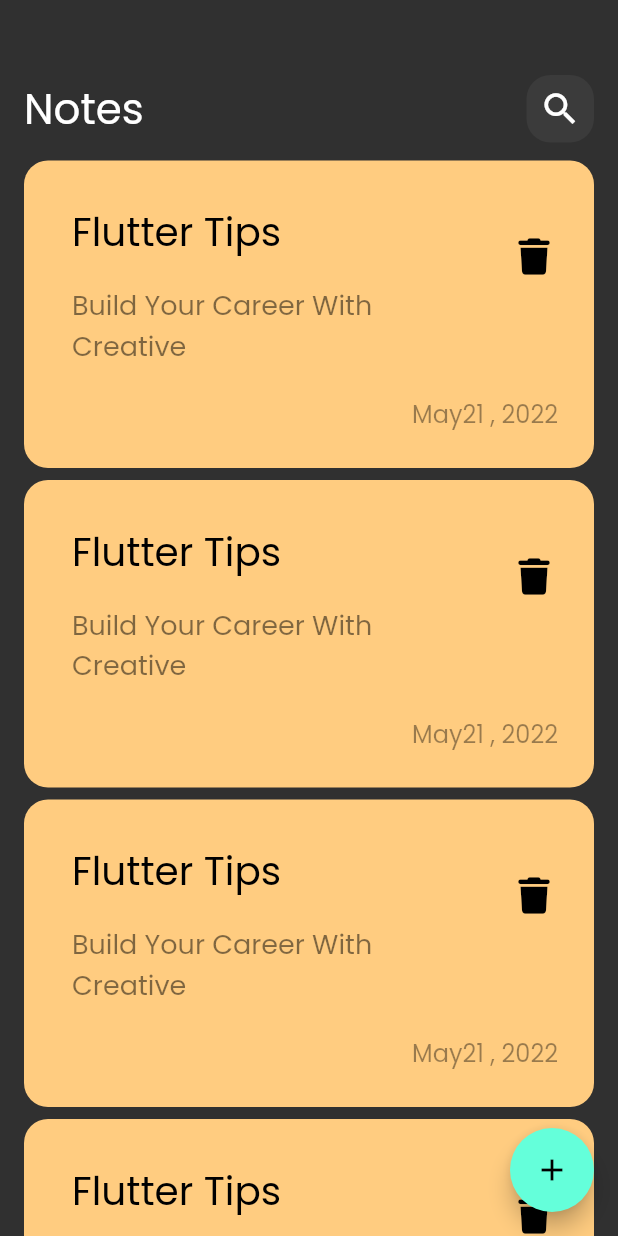
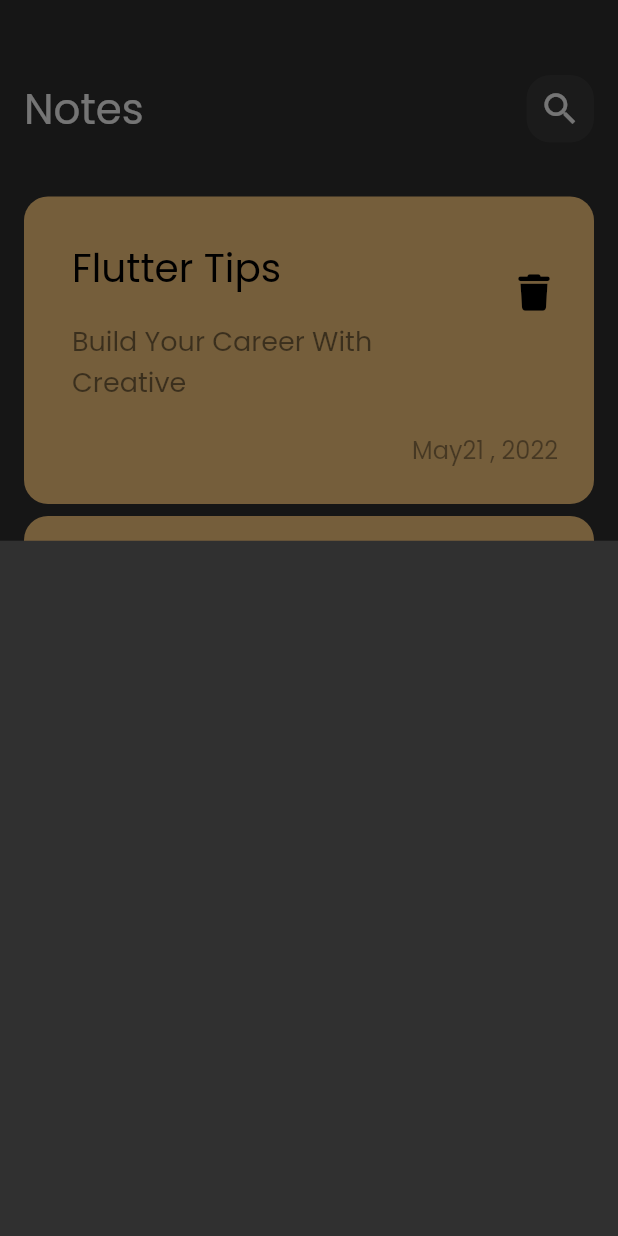
Before and after one commit to AdhamAyad/Notes_App, a Flutter app: the screen it shows after launch, after a tap on the "add" icon, on a phone screen of 412 x 824 dp. Run offline on Flutter 3.47's test engine with Material 2 defaults, Android fonts, the phone set to English and light mode, and no system bars; our stand-ins replace font_awesome_flutter.

Commit message:
Show model Buttom Sheet

```diff
--- a/lib/views/notes_view.dart
+++ b/lib/views/notes_view.dart
@@ -1,5 +1,6 @@
 import 'package:flutter/material.dart';
 
+import '../widgets/add_note_buttom_sheet.dart';
 import '../widgets/notes_view_body.dart';
 
 class NotesView extends StatelessWidget {
@@ -8,7 +9,14 @@ class NotesView extends StatelessWidget {
   @override
   Widget build(BuildContext context) {
     return  Scaffold(
-      floatingActionButton: FloatingActionButton(onPressed: (){}, child:const Icon(Icons.add),),
+      floatingActionButton: FloatingActionButton(onPressed: (){
+        showModalBottomSheet(context: context, builder: (context){ // todo: bottmsheet flixable option
+          return const AddNoteButtomSheet();
+        });
+
+      },
+       child:const Icon(Icons.add),),
+
       body:const NotesViewBody(), //! code will be clean
     );
   }
--- /dev/null
+++ b/lib/widgets/add_note_buttom_sheet.dart
@@ -0,0 +1,10 @@
+import 'package:flutter/material.dart';
+
+class AddNoteButtomSheet extends StatelessWidget {
+  const AddNoteButtomSheet({super.key});
+
+  @override
+  Widget build(BuildContext context) {
+    return Container();
+  }
+}
--- a/lib/widgets/notes_list_view.dart
+++ b/lib/widgets/notes_list_view.dart
@@ -7,12 +7,16 @@ class NotesListView extends StatelessWidget {
 
   @override
   Widget build(BuildContext context) {
-    return ListView.builder(itemBuilder: (context , index){
-      return const Padding(
-        padding:  EdgeInsets.symmetric(vertical: 4),
-        child:  NoteItem(),
-      );
+    return Padding(
+      padding: const EdgeInsets.symmetric(vertical: 16),
+      child: ListView.builder(padding: EdgeInsets.zero,
+      itemBuilder: (context , index){
+        return const Padding(
+          padding:  EdgeInsets.symmetric(vertical: 4),
+          child:  NoteItem(),
+        );
 
-    });
+      }),
+    );
   }
 }
--- a/lib/widgets/notes_view_body.dart
+++ b/lib/widgets/notes_view_body.dart
@@ -20,7 +20,7 @@ class NotesViewBody extends StatelessWidget {
           ),
           CustomAppBar(), // Custom AppBar
 
-          SizedBox(height: 8,), // make space
+          SizedBox(height: 16,), // make space
 
           Expanded(child: NotesListView()), // todo: Expanded → to approve his child to take all space that it can
 
```
